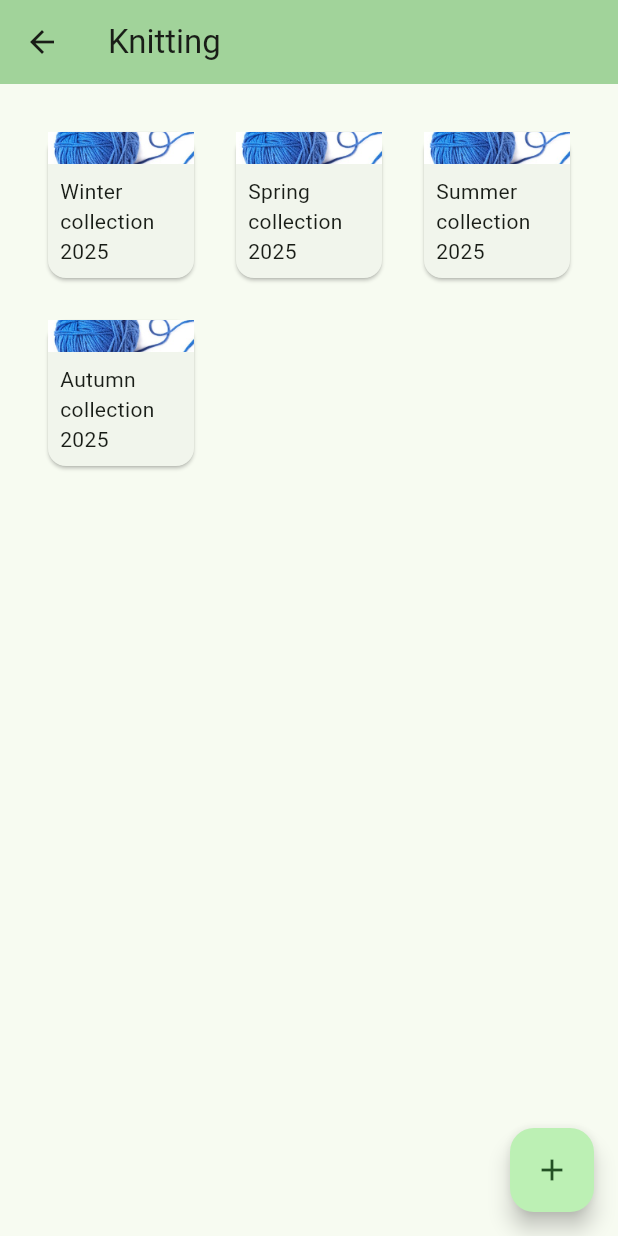
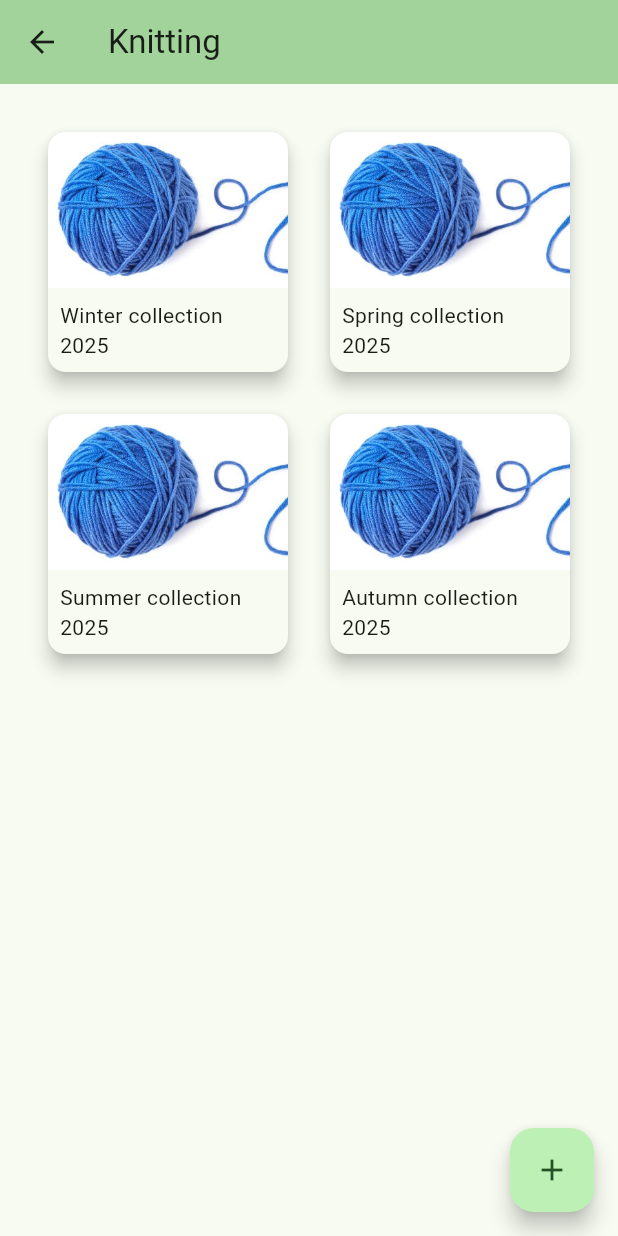
Before and after one commit to BenMerken/sis_handicrafts_manager, a Flutter app: the screen it shows after launch, after a tap on "Knitting", on a phone screen of 412 x 824 dp. Run offline on Flutter 3.47's test engine with Material 3 defaults, Android fonts, the phone set to English and light mode, and no system bars.

Commit message:
fix(list-item-image): Add clip behavior to card widget to cut off top corners of card image

```diff
--- a/lib/components/image_card.dart
+++ b/lib/components/image_card.dart
@@ -8,7 +8,12 @@ class ImageCard extends StatelessWidget {
 
   @override
   Widget build(BuildContext context) {
+    final theme = Theme.of(context);
+
     return Card(
+      elevation: 5,
+      color: theme.cardColor,
+      clipBehavior: Clip.antiAliasWithSaveLayer,
       child: Column(
         crossAxisAlignment: CrossAxisAlignment.stretch,
         children: [
@@ -18,8 +23,12 @@ class ImageCard extends StatelessWidget {
               image: AssetImage('assets/images/yarn-ball.jpg'),
             ),
           ),
-          Center(
-            child: Container(padding: EdgeInsets.all(8), child: Text(text)),
+          Container(
+            padding: EdgeInsets.all(8),
+            child: Text(
+              text,
+              style: TextStyle(color: theme.colorScheme.onSurface),
+            ),
           ),
         ],
       ),
--- a/lib/pages/catalogues/page.dart
+++ b/lib/pages/catalogues/page.dart
@@ -63,7 +63,7 @@ class _CataloguesPageState extends State<CataloguesPage> {
       body: Padding(
         padding: const EdgeInsets.all(20.0),
         child: GridView.count(
-          crossAxisCount: 3,
+          crossAxisCount: 2,
           padding: EdgeInsets.all(8.0),
           mainAxisSpacing: 20.0,
           crossAxisSpacing: 20.0,
--- a/lib/pages/collections/page.dart
+++ b/lib/pages/collections/page.dart
@@ -46,7 +46,7 @@ class _CollectionsPageState extends State<CollectionsPage> {
       body: Padding(
         padding: const EdgeInsets.all(20.0),
         child: GridView.count(
-          crossAxisCount: 3,
+          crossAxisCount: 2,
           padding: EdgeInsets.all(8.0),
           mainAxisSpacing: 20.0,
           crossAxisSpacing: 20.0,
```
